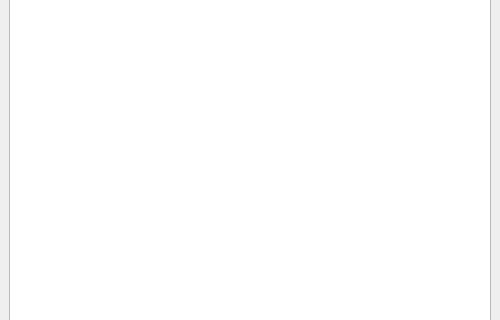
Qt form PoliceScanner/mainwindow.ui (JoshYoung-Cannon/PoliceScanner-cpp) before a commit; both pictures show x 0 to 500 and y 124 to 444 of the 500 by 543 pixel window.
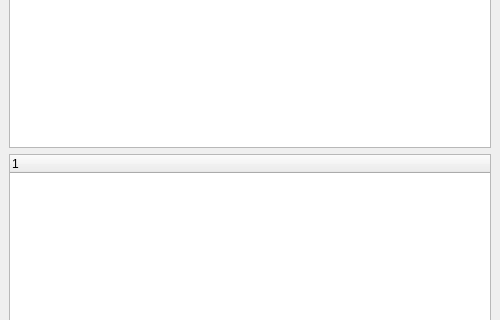
The same form after that commit.

Commit message: tree widget formated

What changed in the file:
```diff
--- a/PoliceScanner/mainwindow.ui
+++ b/PoliceScanner/mainwindow.ui
@@ -165,6 +165,15 @@
       </property>
      </widget>
     </item>
+    <item>
+     <widget class="QTreeWidget" name="outputTree">
+      <column>
+       <property name="text">
+        <string notr="true">1</string>
+       </property>
+      </column>
+     </widget>
+    </item>
    </layout>
   </widget>
   <widget class="QMenuBar" name="menubar">
```
The commit also changes 1 other file.
